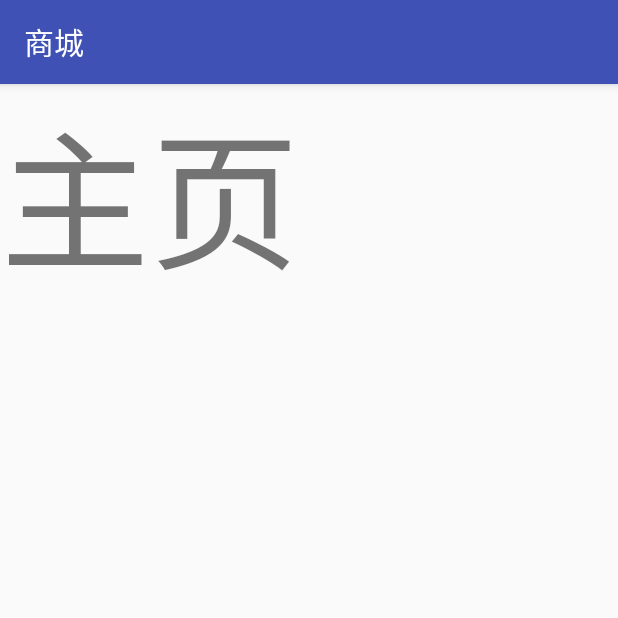
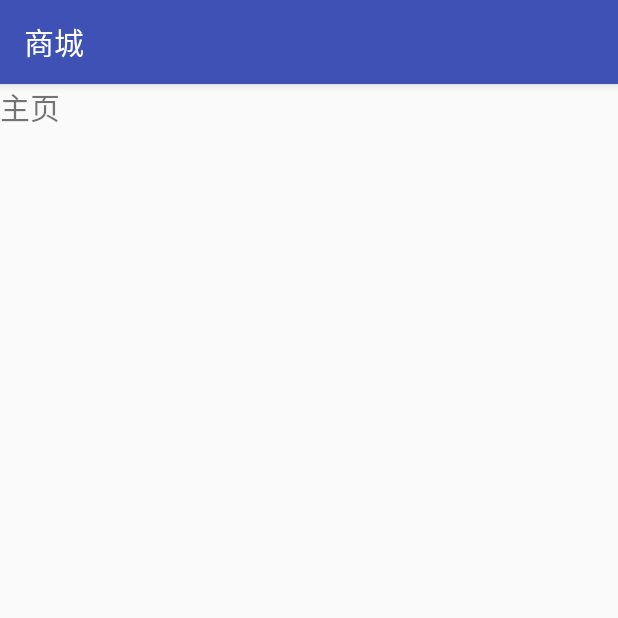
Before and after one commit to lamp2016/Smart, an Android app: the fragment HomeFragment shown on its own in the app's theme, on a phone screen of 412 x 824 dp, the top half of it. Run offline under Robolectric (Android 15) with nearby library versions, the phone set to English and light mode, and no system bars; 1 statement that could not run was skipped.

Commit message:
也不知道是啥

```diff
--- a/app/src/main/AndroidManifest.xml
+++ b/app/src/main/AndroidManifest.xml
@@ -6,7 +6,7 @@
         android:minSdkVersion="9"
         android:targetSdkVersion="21" />
 
-    <uses-permission android:name="android.permission.INTERNET"/>
+    <uses-permission android:name="android.permission.INTERNET" />
 
     <application
         android:name=".app.MyApplication"
@@ -31,7 +31,8 @@
             android:configChanges="orientation|keyboardHidden|screenSize|locale"
             android:hardwareAccelerated="true"
             android:launchMode="singleTask"
-            android:screenOrientation="portrait" />
+            android:screenOrientation="portrait"
+            android:theme="@style/AppTheme.NoActionBar" />
 
     </application>
 </manifest>
--- a/app/src/main/res/layout/frag_home.xml
+++ b/app/src/main/res/layout/frag_home.xml
@@ -8,6 +8,6 @@
         android:layout_width="wrap_content"
         android:layout_height="wrap_content"
         android:text="主页"
-        android:textSize="100sp" />
+        android:textSize="20sp" />
 
 </LinearLayout>
```
Also changed, not shown: app/src/main/java/com/baidu/smart/ui/MainActivity.java (+12 -0 lines), app/src/main/java/com/baidu/smart/ui/SplashActivity.java (+11 -0 lines).
